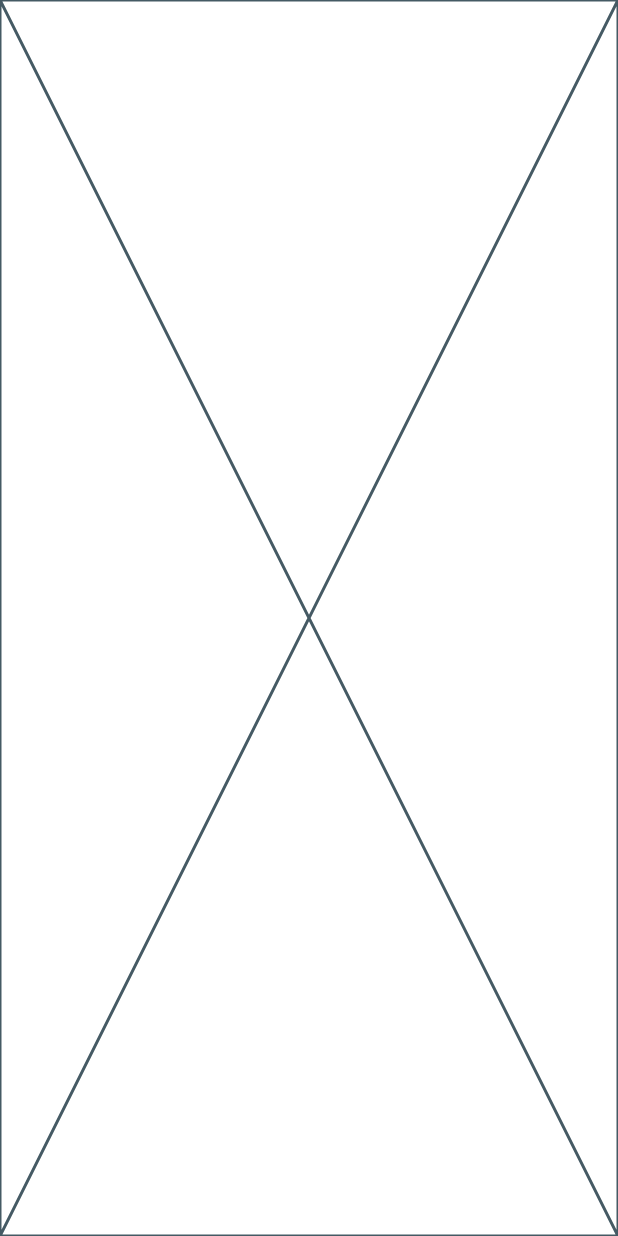
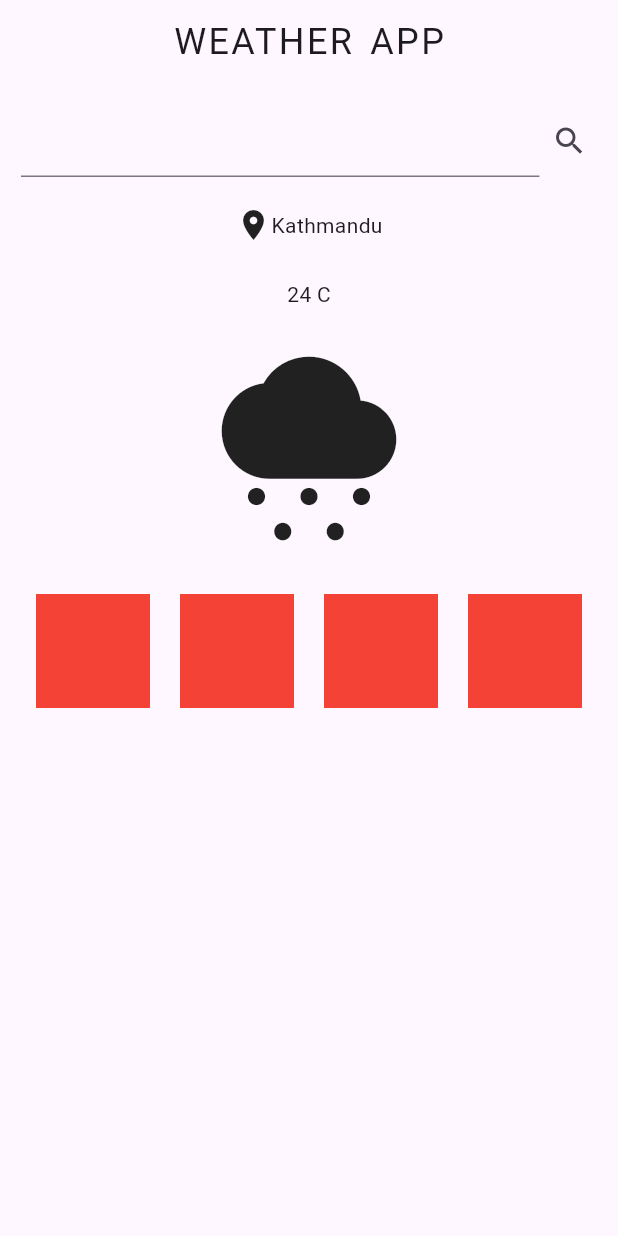
Before and after one commit to Utsav-Stha/weather, a Flutter app: the screen it shows after launch, on a phone screen of 412 x 824 dp. Run offline on Flutter 3.47's test engine with Material 3 defaults, Android fonts, the phone set to English and light mode, and no system bars.

Commit message:
Create basic layout of UI

```diff
--- a/lib/features/home_page/home_page.dart
+++ b/lib/features/home_page/home_page.dart
@@ -5,6 +5,82 @@ class HomePage extends StatelessWidget {
 
   @override
   Widget build(BuildContext context) {
-    return const Placeholder();
+    return Scaffold(
+      appBar: AppBar(
+        centerTitle: true,
+        title: const Text(
+          'WEATHER APP',
+          style: TextStyle(
+            fontSize: 24.0,
+            fontWeight: FontWeight.w400,
+            letterSpacing: 1.6,
+            wordSpacing: 3.0,
+          ),
+        ),
+      ),
+      body: SingleChildScrollView(
+        child: Padding(
+          padding: const EdgeInsets.all(14.0),
+          child: Column(
+            children: [
+              Row(
+                children: [
+                  Expanded(
+                    flex: 9,
+                    child: TextField(),
+                  ),
+                  Expanded(
+                    child: IconButton(
+                      onPressed: () {},
+                      icon: const Icon(Icons.search),
+                    ),
+                  ),
+                ],
+              ),
+              const SizedBox(
+                height: 20.0,
+              ),
+              Row(
+                mainAxisAlignment: MainAxisAlignment.center,
+                children: [
+                  Icon(Icons.location_on_sharp),
+                  Text('Kathmandu'),
+                ],
+              ),
+              SizedBox(
+                height: 24.0,
+              ),
+              Text('24 C'),
+              SizedBox(
+                height: 20.0,
+              ),
+              Icon(
+                Icons.cloudy_snowing,
+                size: 140.0,
+              ),
+              SizedBox(
+                height: 20.0,
+              ),
+              Container(
+                height: MediaQuery.of(context).size.height * 0.60,
+                child: GridView.builder(
+                  // physics: NeverScrollableScrollPhysics(),
+                  gridDelegate: SliverGridDelegateWithFixedCrossAxisCount(
+                    crossAxisCount: 4,
+                  ),
+                  itemCount: 4,
+                  itemBuilder: (context, index) {
+                    return Container(
+                      margin: EdgeInsets.all(10.0),
+                      color: Colors.red,
+                    );
+                  },
+                ),
+              )
+            ],
+          ),
+        ),
+      ),
+    );
   }
 }
```
